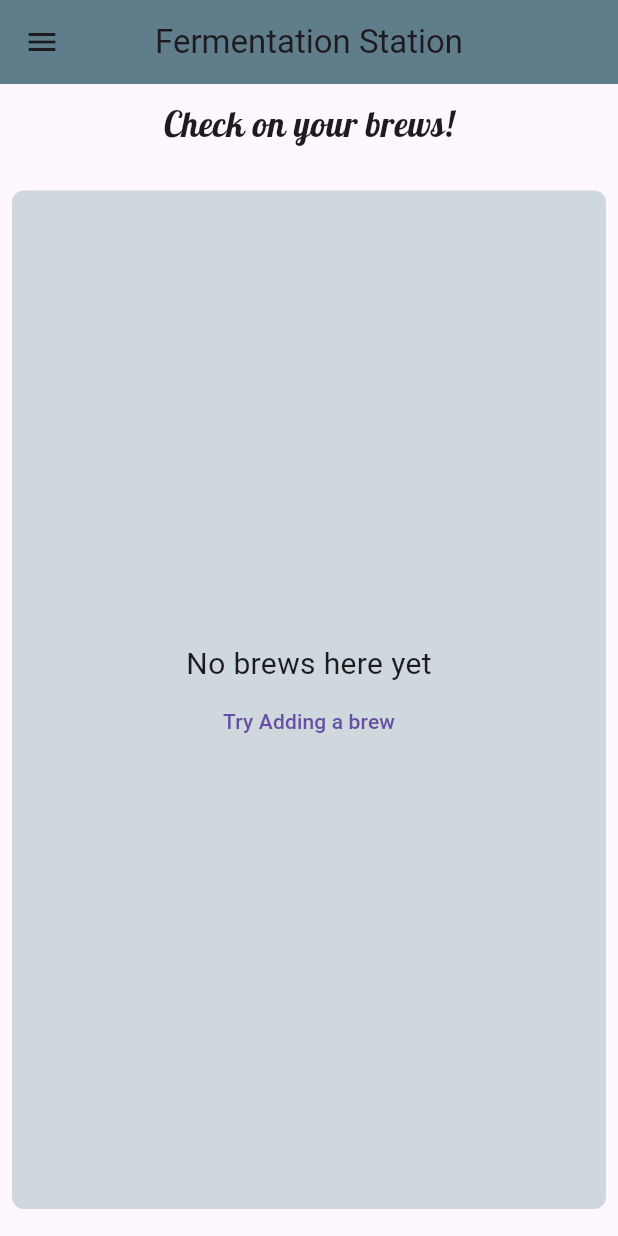
After one commit to Seanm64/FermentationStation, a Flutter app: the screen it shows after launch, on a phone screen of 412 x 824 dp. The commit adds this screen. Run offline on Flutter 3.47's test engine with Material 3 defaults, Android fonts, the phone set to English and light mode, and no system bars; our stand-ins replace google_fonts, hive; accounts and stored records are empty; generated files the repository leaves out were written again.

Commit message:
Abstracted out empty homepage

```diff
--- /dev/null
+++ b/lib/custom/EmptyHomepage.dart
@@ -0,0 +1,41 @@
+import 'package:flutter/material.dart';
+import 'package:google_fonts/google_fonts.dart';
+
+class EmptyHomePage extends StatelessWidget {
+  const EmptyHomePage({super.key});
+
+  @override
+  Widget build(BuildContext context) {
+    return Padding(
+      padding: const EdgeInsets.all(8.0),
+      child: Container(
+        width: MediaQuery.of(context).size.width,
+        decoration: BoxDecoration(
+            color: Colors.blueGrey[100],
+            borderRadius: BorderRadius.circular(8)
+        ),
+        child: Padding(
+          padding: const EdgeInsets.all(8.0),
+          child: Column(
+            children: [
+              const Spacer(),
+              Text(
+                'No brews here yet',
+                style: GoogleFonts.comicNeue(
+                  fontSize: 20,
+                ),
+              ),
+              TextButton(
+                onPressed: () {
+                  Navigator.pushNamed(context, '/addBrew');
+                },
+                child: const Text('Try Adding a brew'),
+              ),
+              const Spacer()
+            ],
+          ),
+        ),
+      ),
+    );
+  }
+}
```
Also changed, not shown: lib/pages/home_page.dart (+7 -32 lines).
